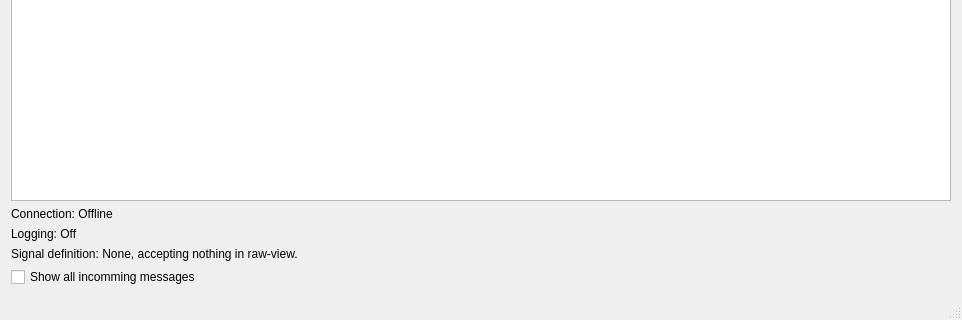
Old version of the form src/mainwindow.ui in the repository mhoffacker/peliCAN; both pictures show x 0 to 962 and y 232 to 552 of the 962 by 552 pixel window.
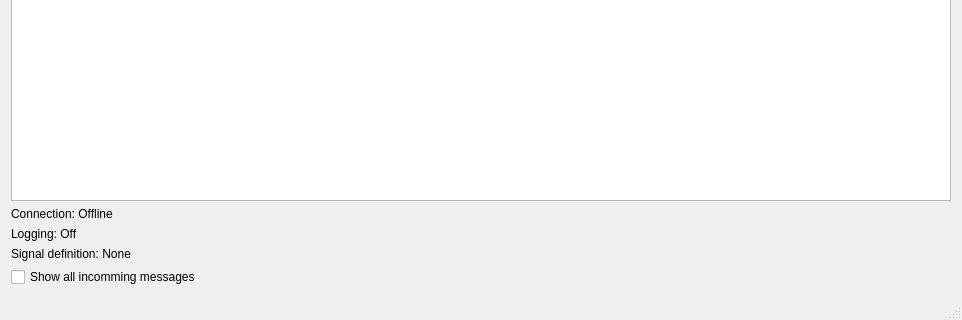
New version of the form. Icons and pictures are not drawn.

What changed in the file:
```diff
--- a/src/mainwindow.ui
+++ b/src/mainwindow.ui
@@ -42,7 +42,7 @@
     <item row="3" column="0">
      <widget class="QLabel" name="label_signal_def">
       <property name="text">
-       <string>Signal definition: None, accepting nothing in raw-view.</string>
+       <string>Signal definition: None</string>
       </property>
      </widget>
     </item>
```
Left out of the diff: 4 changed lines with no effect on the pictures.
